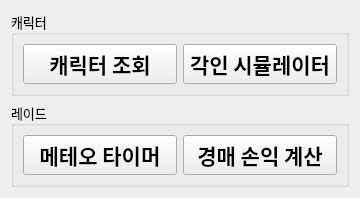
This is loatools.ui in Wseop/Qt_LoaTools as Qt 5 draws it before an edit. The edited form follows.
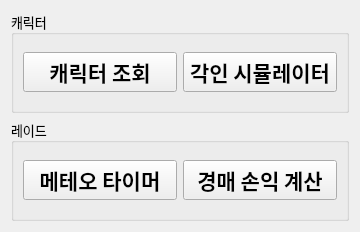
This is the edited form.

What changed in the file:
```diff
--- a/loatools.ui
+++ b/loatools.ui
@@ -7,7 +7,7 @@
     <x>0</x>
     <y>0</y>
     <width>360</width>
-    <height>156</height>
+    <height>232</height>
    </rect>
   </property>
   <property name="windowTitle">
```
